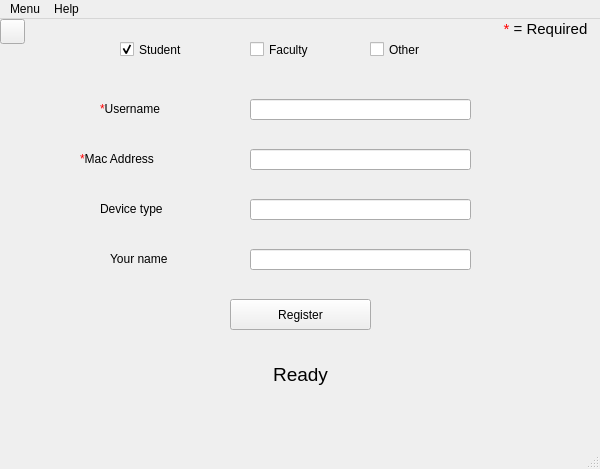
First picture: the form in mainwindow.ui, repository sagyakwa/Device-Registration, before the edit.
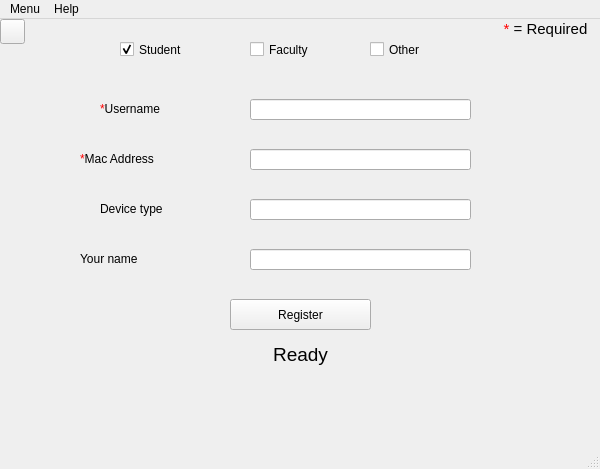
Second picture: the form after the edit. Icons and pictures are not drawn.

Commit message: changed style sheet for register button changed total window size

```diff
--- a/mainwindow.ui
+++ b/mainwindow.ui
@@ -98,9 +98,9 @@
    <widget class="QLabel" name="progress_label">
     <property name="geometry">
      <rect>
-      <x>110</x>
-      <y>330</y>
-      <width>381</width>
+      <x>250</x>
+      <y>310</y>
+      <width>101</width>
       <height>51</height>
      </rect>
     </property>
@@ -187,7 +187,7 @@
    <widget class="QLabel" name="sponsor_label">
     <property name="geometry">
      <rect>
-      <x>110</x>
+      <x>80</x>
       <y>220</y>
       <width>151</width>
       <height>41</height>
```
Left out of the diff: 7 changed lines with no effect on the pictures.
